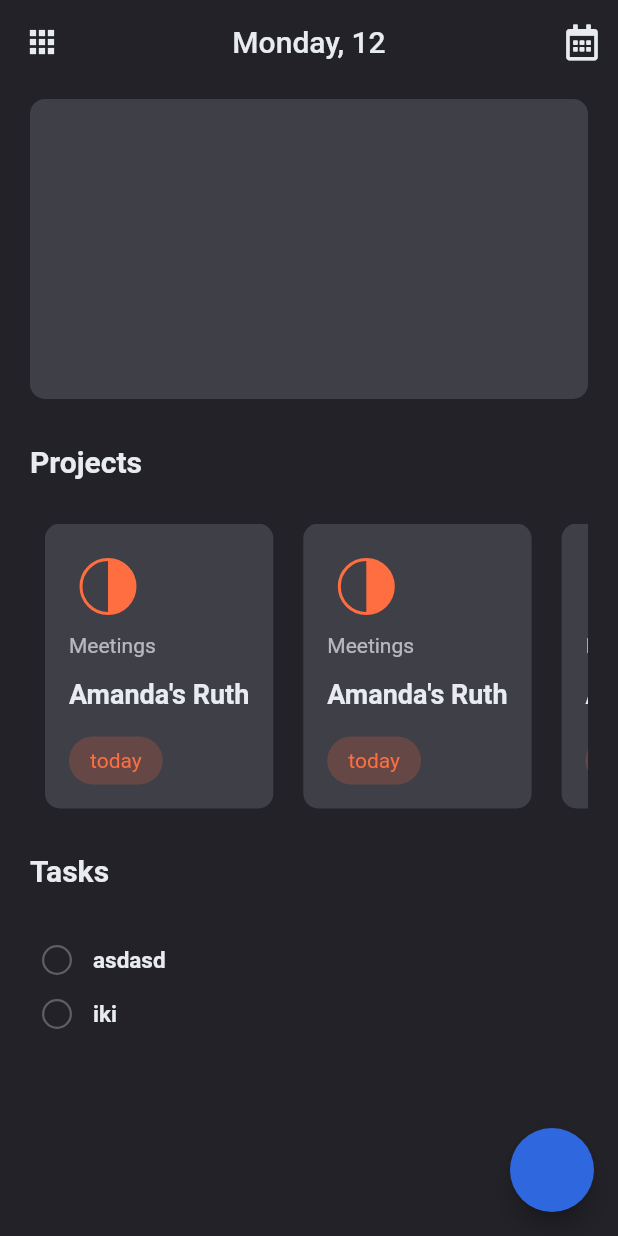
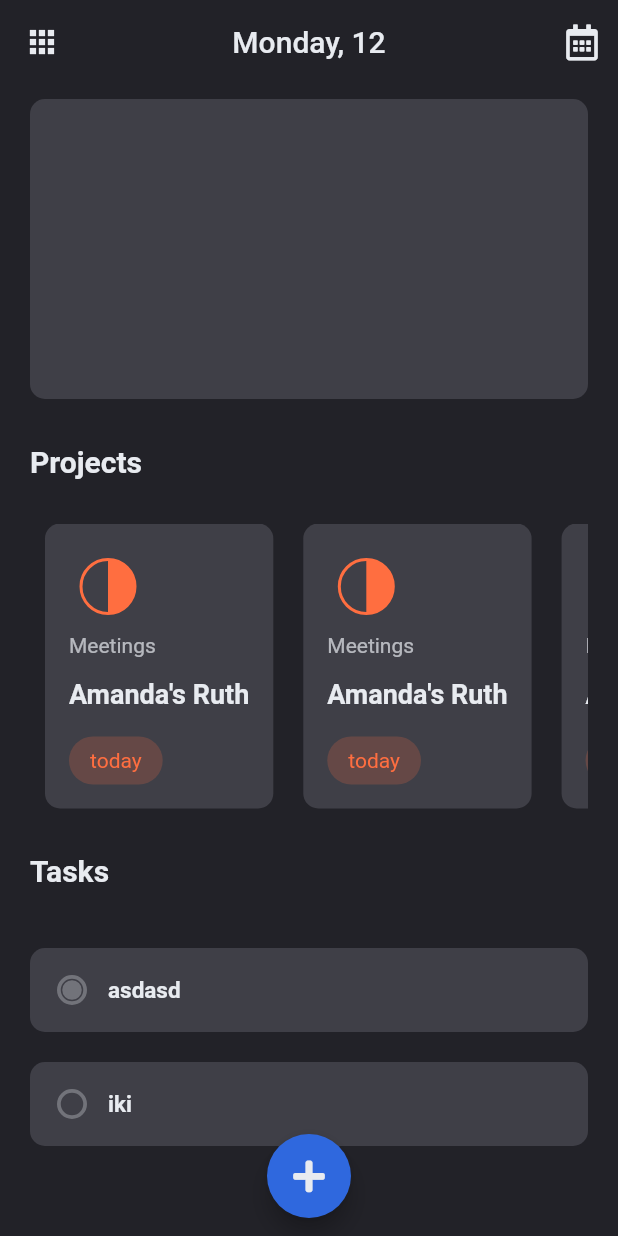
Before and after one commit to oguzhan2142/todo, a Flutter app: the screen it shows after launch, on a phone screen of 412 x 824 dp. Run offline on Flutter 3.47's test engine with Material 2 defaults, Android fonts, the phone set to English and light mode, and no system bars; drawn by our look-alikes of pie_chart; our stand-ins replace flutter_mobx, font_awesome_flutter, mobx, sleek_circular_slider; generated files the repository leaves out were written again.

Commit message:
create background of task_tile

```diff
--- a/lib/constants/values.dart
+++ b/lib/constants/values.dart
@@ -12,4 +12,6 @@ abstract class Values {
   static const projectCardHorizontalMargin = 10.0;
 
   static const taskTileCheckOpacity = 0.3;
+
+  static const defaultFloatingActionButtonSize = 56.0;
 }
--- a/lib/models/task.dart
+++ b/lib/models/task.dart
@@ -1,7 +1,9 @@
 class Task {
   final String content;
-  bool isChecked = false;
+  bool isChecked;
+
   Task({
     required this.content,
+    required this.isChecked,
   });
 }
--- a/lib/screens/home_screen/home_screen.dart
+++ b/lib/screens/home_screen/home_screen.dart
@@ -13,11 +13,17 @@ class HomeScreen extends StatelessWidget {
   Widget build(BuildContext context) {
     return Scaffold(
       backgroundColor: AppColor.darker,
+      floatingActionButtonLocation:
+          FloatingActionButtonLocation.miniCenterFloat,
       floatingActionButton: FloatingActionButton(
         backgroundColor: AppColor.blue,
         onPressed: () {
           DataState.state.addProject(Project(Colors.lime, 'Projem'));
         },
+        child: Icon(
+          FontAwesomeIcons.plus,
+          color: AppColor.white,
+        ),
       ),
       appBar: AppBar(
         backgroundColor: AppColor.darker,
@@ -45,7 +51,6 @@ class HomeScreen extends StatelessWidget {
           horizontal: 20,
           vertical: 10,
         ),
-        margin: EdgeInsets.only(bottom: 80),
         child: SingleChildScrollView(
           child: Column(
             mainAxisSize: MainAxisSize.min,
@@ -73,7 +78,8 @@ class HomeScreen extends StatelessWidget {
                 ),
               ),
               SizedBox(height: Values.spaceBetweenHomepageComponents),
-              Tasks()
+              Tasks(),
+              SizedBox(height: Values.defaultFloatingActionButtonSize),
             ],
           ),
         ),
--- a/lib/screens/home_screen/widgets/tasks/tasks.dart
+++ b/lib/screens/home_screen/widgets/tasks/tasks.dart
@@ -9,8 +9,8 @@ class Tasks extends StatelessWidget {
       mainAxisSize: MainAxisSize.min,
       crossAxisAlignment: CrossAxisAlignment.start,
       children: [
-        TaskTile(task: Task(content: 'asdasd')),
-        TaskTile(task: Task(content: 'iki')),
+        TaskTile(task: Task(content: 'asdasd', isChecked: true)),
+        TaskTile(task: Task(content: 'iki', isChecked: false)),
       ],
     );
   }
--- a/lib/screens/home_screen/widgets/tasks/widgets/task_tile.dart
+++ b/lib/screens/home_screen/widgets/tasks/widgets/task_tile.dart
@@ -10,11 +10,15 @@ class TaskTile extends StatelessWidget {
 
   @override
   Widget build(BuildContext context) {
-    return Padding(
-      padding: const EdgeInsets.all(8.0),
+    return Container(
+      padding: const EdgeInsets.all(18.0),
+      margin: EdgeInsets.symmetric(vertical: 10),
+      decoration: BoxDecoration(
+        color: AppColor.lighter,
+        borderRadius: BorderRadius.circular(Values.cardRadius),
+      ),
       child: Row(
         mainAxisAlignment: MainAxisAlignment.start,
-        mainAxisSize: MainAxisSize.min,
         children: [
           Stack(
             alignment: Alignment.center,
@@ -28,13 +32,13 @@ class TaskTile extends StatelessWidget {
                     border: Border.all(
                       color: AppColor.white
                           .withOpacity(Values.taskTileCheckOpacity),
-                      width: 1.5,
+                      width: 2.5,
                     )),
               ),
               task.isChecked
                   ? Container(
-                      width: 14,
-                      height: 14,
+                      width: 13,
+                      height: 13,
                       decoration: BoxDecoration(
                         shape: BoxShape.circle,
                         color: AppColor.white
```
